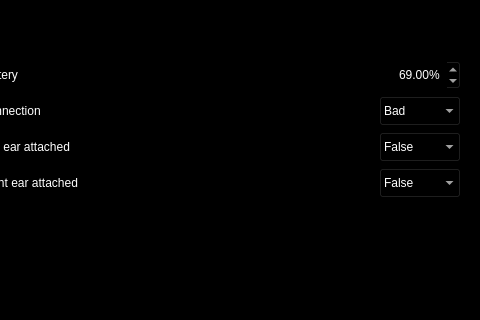
NebulaCo/ECSS, file mainwindow.ui: the form before one commit; both pictures show x 845 to 1325 and y 0 to 320 of the 1325 by 562 pixel window.
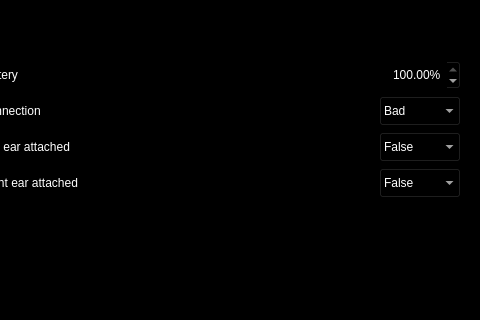
The form after the commit.

What changed in the file:
```diff
--- a/mainwindow.ui
+++ b/mainwindow.ui
@@ -449,7 +449,7 @@
            <enum>QAbstractSpinBox::DefaultStepType</enum>
           </property>
           <property name="value">
-           <double>69.000000000000000</double>
+           <double>100.000000000000000</double>
           </property>
          </widget>
         </item>
```
Left out of the diff: 13 changed lines with no effect on the pictures.
